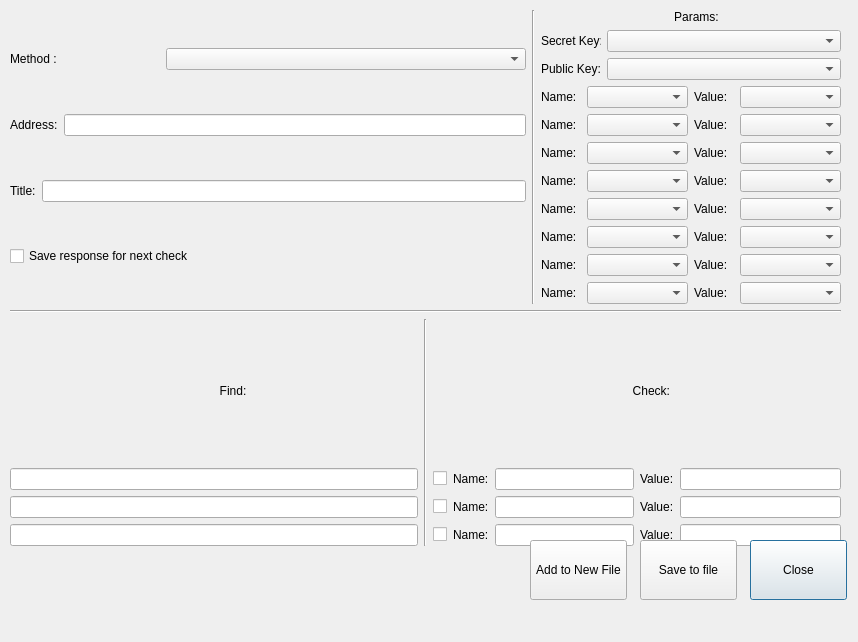
Before: the Qt Designer form new_line_design.ui in yvgenyk/API-Test2, drawn with Qt 5.
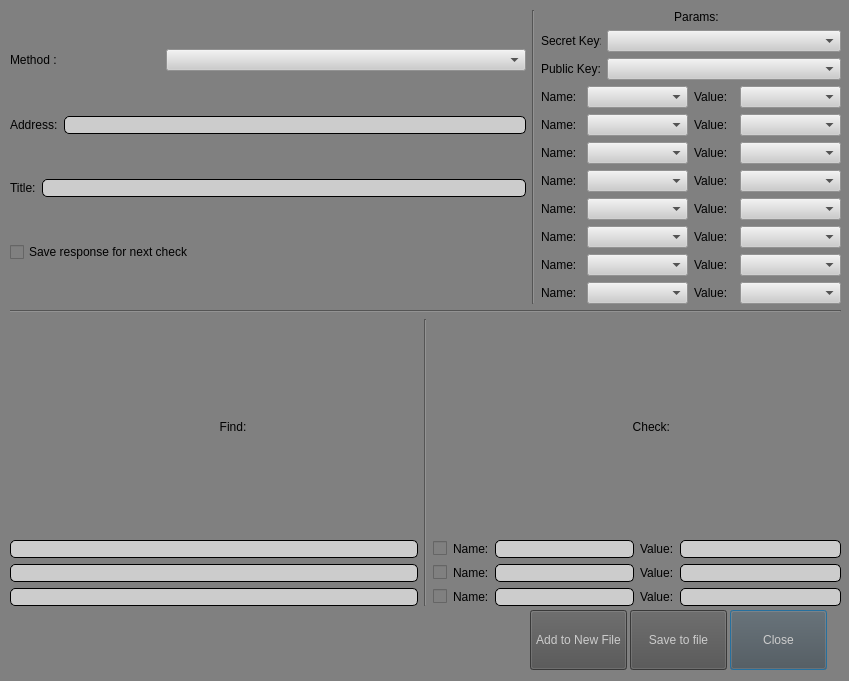
After: the same form once the commit is applied. Icons and pictures are not drawn.

```diff
--- a/new_line_design.ui
+++ b/new_line_design.ui
@@ -6,8 +6,8 @@
    <rect>
     <x>0</x>
     <y>0</y>
-    <width>858</width>
-    <height>642</height>
+    <width>849</width>
+    <height>681</height>
    </rect>
   </property>
   <property name="windowTitle">
@@ -17,13 +17,16 @@
    <iconset>
     <normaloff>logo.jpg</normaloff>logo.jpg</iconset>
   </property>
+  <property name="styleSheet">
+   <string notr="true">background: rgb(128,128, 128)</string>
+  </property>
   <widget class="QWidget" name="verticalLayoutWidget_5">
    <property name="geometry">
     <rect>
      <x>10</x>
      <y>10</y>
      <width>831</width>
-     <height>536</height>
+     <height>596</height>
     </rect>
    </property>
    <layout class="QVBoxLayout" name="verticalLayout_5">
@@ -47,7 +50,11 @@
            </widget>
           </item>
           <item>
-           <widget class="QComboBox" name="newMethod"/>
+           <widget class="QComboBox" name="newMethod">
+            <property name="styleSheet">
+             <string notr="true">background:rgb(204,204,204);</string>
+            </property>
+           </widget>
           </item>
          </layout>
         </item>
@@ -61,7 +68,13 @@
            </widget>
           </item>
           <item>
-           <widget class="QLineEdit" name="newAddress"/>
+           <widget class="QLineEdit" name="newAddress">
+            <property name="styleSheet">
+             <string notr="true">background:rgb(204,204,204);
+border: 1px solid black;
+border-radius: 5px;</string>
+            </property>
+           </widget>
           </item>
          </layout>
         </item>
@@ -75,7 +88,13 @@
            </widget>
           </item>
           <item>
-           <widget class="QLineEdit" name="newTitle"/>
+           <widget class="QLineEdit" name="newTitle">
+            <property name="styleSheet">
+             <string notr="true">background:rgb(204,204,204);
+border: 1px solid black;
+border-radius: 5px;</string>
+            </property>
+           </widget>
           </item>
          </layout>
         </item>
@@ -143,6 +162,9 @@
               <height>0</height>
              </size>
             </property>
+            <property name="styleSheet">
+             <string notr="true">background:rgb(204,204,204);</string>
+            </property>
            </widget>
           </item>
          </layout>
@@ -163,7 +185,11 @@
            </widget>
           </item>
           <item>
-           <widget class="QComboBox" name="boxP_K"/>
+           <widget class="QComboBox" name="boxP_K">
+            <property name="styleSheet">
+             <string notr="true">background:rgb(204,204,204);</string>
+            </property>
+           </widget>
           </item>
          </layout>
         </item>
@@ -185,7 +211,11 @@
              </widget>
             </item>
             <item>
-             <widget class="QComboBox" name="p_one_name"/>
+             <widget class="QComboBox" name="p_one_name">
+              <property name="styleSheet">
+               <string notr="true">background:rgb(204,204,204);</string>
+              </property>
+             </widget>
             </item>
            </layout>
           </item>
@@ -205,7 +235,11 @@
              </widget>
             </item>
             <item>
-             <widget class="QComboBox" name="p_one_value"/>
+             <widget class="QComboBox" name="p_one_value">
+              <property name="styleSheet">
+               <string notr="true">background:rgb(204,204,204);</string>
+              </property>
+             </widget>
             </item>
            </layout>
           </item>
@@ -229,7 +263,11 @@
              </widget>
             </item>
             <item>
-             <widget class="QComboBox" name="p_two_name"/>
+             <widget class="QComboBox" name="p_two_name">
+              <property name="styleSheet">
+               <string notr="true">background:rgb(204,204,204);</string>
+              </property>
+             </widget>
             </item>
            </layout>
           </item>
@@ -249,7 +287,11 @@
              </widget>
             </item>
             <item>
-             <widget class="QComboBox" name="p_two_value"/>
+             <widget class="QComboBox" name="p_two_value">
+              <property name="styleSheet">
+               <string notr="true">background:rgb(204,204,204);</string>
+              </property>
+             </widget>
             </item>
            </layout>
           </item>
@@ -273,7 +315,11 @@
              </widget>
             </item>
             <item>
-             <widget class="QComboBox" name="p_three_name"/>
+             <widget class="QComboBox" name="p_three_name">
+              <property name="styleSheet">
+               <string notr="true">background:rgb(204,204,204);</string>
+              </property>
+             </widget>
             </item>
            </layout>
           </item>
@@ -293,7 +339,11 @@
              </widget>
             </item>
             <item>
-             <widget class="QComboBox" name="p_three_value"/>
+             <widget class="QComboBox" name="p_three_value">
+              <property name="styleSheet">
+               <string notr="true">background:rgb(204,204,204);</string>
+              </property>
+             </widget>
             </item>
            </layout>
           </item>
@@ -317,7 +367,11 @@
              </widget>
             </item>
             <item>
-             <widget class="QComboBox" name="p_four_name"/>
+             <widget class="QComboBox" name="p_four_name">
+              <property name="styleSheet">
+               <string notr="true">background:rgb(204,204,204);</string>
+              </property>
+             </widget>
             </item>
            </layout>
           </item>
@@ -337,7 +391,11 @@
              </widget>
             </item>
             <item>
-             <widget class="QComboBox" name="p_four_value"/>
+             <widget class="QComboBox" name="p_four_value">
+              <property name="styleSheet">
+               <string notr="true">background:rgb(204,204,204);</string>
+              </property>
+             </widget>
             </item>
            </layout>
           </item>
@@ -361,7 +419,11 @@
              </widget>
             </item>
             <item>
-             <widget class="QComboBox" name="p_five_name"/>
+             <widget class="QComboBox" name="p_five_name">
+              <property name="styleSheet">
+               <string notr="true">background:rgb(204,204,204);</string>
+              </property>
+             </widget>
             </item>
            </layout>
           </item>
@@ -381,7 +443,11 @@
              </widget>
             </item>
             <item>
-             <widget class="QComboBox" name="p_five_value"/>
+             <widget class="QComboBox" name="p_five_value">
+              <property name="styleSheet">
+               <string notr="true">background:rgb(204,204,204);</string>
+              </property>
+             </widget>
             </item>
            </layout>
           </item>
@@ -405,7 +471,11 @@
              </widget>
             </item>
             <item>
-             <widget class="QComboBox" name="p_six_name"/>
+             <widget class="QComboBox" name="p_six_name">
+              <property name="styleSheet">
+               <string notr="true">background:rgb(204,204,204);</string>
+              </property>
+             </widget>
             </item>
            </layout>
           </item>
@@ -425,7 +495,11 @@
              </widget>
             </item>
             <item>
-             <widget class="QComboBox" name="p_six_value"/>
+             <widget class="QComboBox" name="p_six_value">
+              <property name="styleSheet">
+               <string notr="true">background:rgb(204,204,204);</string>
+              </property>
+             </widget>
             </item>
            </layout>
           </item>
@@ -449,7 +523,11 @@
              </widget>
             </item>
             <item>
-             <widget class="QComboBox" name="p_seven_name"/>
+             <widget class="QComboBox" name="p_seven_name">
+              <property name="styleSheet">
+               <string notr="true">background:rgb(204,204,204);</string>
+              </property>
+             </widget>
             </item>
            </layout>
           </item>
@@ -469,7 +547,11 @@
              </widget>
             </item>
             <item>
-             <widget class="QComboBox" name="p_seven_value"/>
+             <widget class="QComboBox" name="p_seven_value">
+              <property name="styleSheet">
+               <string notr="true">background:rgb(204,204,204);</string>
+              </property>
+             </widget>
             </item>
            </layout>
           </item>
@@ -493,7 +575,11 @@
              </widget>
             </item>
             <item>
-             <widget class="QComboBox" name="p_eight_name"/>
+             <widget class="QComboBox" name="p_eight_name">
+              <property name="styleSheet">
+               <string notr="true">background:rgb(204,204,204);</string>
+              </property>
+             </widget>
             </item>
            </layout>
           </item>
@@ -513,7 +599,11 @@
              </widget>
             </item>
             <item>
-             <widget class="QComboBox" name="p_eight_value"/>
+             <widget class="QComboBox" name="p_eight_value">
+              <property name="styleSheet">
+               <string notr="true">background:rgb(204,204,204);</string>
+              </property>
+             </widget>
             </item>
            </layout>
           </item>
@@ -542,13 +632,31 @@
          </widget>
         </item>
         <item>
-         <widget class="QLineEdit" name="findOne"/>
+         <widget class="QLineEdit" name="findOne">
+          <property name="styleSheet">
+           <string notr="true">background:rgb(204,204,204);
+border: 1px solid black;
+border-radius: 5px;</string>
+          </property>
+         </widget>
         </item>
         <item>
-         <widget class="QLineEdit" name="findTwo"/>
+         <widget class="QLineEdit" name="findTwo">
+          <property name="styleSheet">
+           <string notr="true">background:rgb(204,204,204);
+border: 1px solid black;
+border-radius: 5px;</string>
+          </property>
+         </widget>
         </item>
         <item>
-         <widget class="QLineEdit" name="findThree"/>
+         <widget class="QLineEdit" name="findThree">
+          <property name="styleSheet">
+           <string notr="true">background:rgb(204,204,204);
+border: 1px solid black;
+border-radius: 5px;</string>
+          </property>
+         </widget>
         </item>
        </layout>
       </item>
@@ -587,7 +695,13 @@
              </widget>
             </item>
             <item>
-             <widget class="QLineEdit" name="check_one_name"/>
+             <widget class="QLineEdit" name="check_one_name">
+              <property name="styleSheet">
+               <string notr="true">background:rgb(204,204,204);
+border: 1px solid black;
+border-radius: 5px;</string>
+              </property>
+             </widget>
             </item>
            </layout>
           </item>
@@ -601,7 +715,13 @@
              </widget>
             </item>
             <item>
-             <widget class="QLineEdit" name="check_one_value"/>
+             <widget class="QLineEdit" name="check_one_value">
+              <property name="styleSheet">
+               <string notr="true">background:rgb(204,204,204);
+border: 1px solid black;
+border-radius: 5px;</string>
+              </property>
+             </widget>
             </item>
            </layout>
           </item>
@@ -626,7 +746,13 @@
              </widget>
             </item>
             <item>
-             <widget class="QLineEdit" name="check_two_name"/>
+             <widget class="QLineEdit" name="check_two_name">
+              <property name="styleSheet">
+               <string notr="true">background:rgb(204,204,204);
+border: 1px solid black;
+border-radius: 5px;</string>
+              </property>
+             </widget>
             </item>
            </layout>
           </item>
@@ -640,7 +766,13 @@
              </widget>
             </item>
             <item>
-             <widget class="QLineEdit" name="check_two_value"/>
+             <widget class="QLineEdit" name="check_two_value">
+              <property name="styleSheet">
+               <string notr="true">background:rgb(204,204,204);
+border: 1px solid black;
+border-radius: 5px;</string>
+              </property>
+             </widget>
             </item>
            </layout>
           </item>
@@ -665,7 +797,13 @@
              </widget>
             </item>
             <item>
-             <widget class="QLineEdit" name="check_three_name"/>
+             <widget class="QLineEdit" name="check_three_name">
+              <property name="styleSheet">
+               <string notr="true">background:rgb(204,204,204);
+border: 1px solid black;
+border-radius: 5px;</string>
+              </property>
+             </widget>
             </item>
            </layout>
           </item>
@@ -679,7 +817,13 @@
              </widget>
             </item>
             <item>
-             <widget class="QLineEdit" name="check_three_value"/>
+             <widget class="QLineEdit" name="check_three_value">
+              <property name="styleSheet">
+               <string notr="true">background:rgb(204,204,204);
+border: 1px solid black;
+border-radius: 5px;</string>
+              </property>
+             </widget>
             </item>
            </layout>
           </item>
@@ -694,8 +838,8 @@
   <widget class="QPushButton" name="closeBtn">
    <property name="geometry">
     <rect>
-     <x>750</x>
-     <y>540</y>
+     <x>730</x>
+     <y>610</y>
      <width>97</width>
      <height>60</height>
     </rect>
@@ -706,6 +850,10 @@
      <height>60</height>
     </size>
    </property>
+   <property name="styleSheet">
+    <string notr="true">background:rgb(80,80,80);
+color: rgb(204,204,204);</string>
+   </property>
    <property name="text">
     <string>Close</string>
    </property>
@@ -713,8 +861,8 @@
   <widget class="QPushButton" name="saveBtn">
    <property name="geometry">
     <rect>
-     <x>640</x>
-     <y>540</y>
+     <x>630</x>
+     <y>610</y>
      <width>97</width>
      <height>60</height>
     </rect>
@@ -725,6 +873,10 @@
      <height>60</height>
     </size>
    </property>
+   <property name="styleSheet">
+    <string notr="true">background:rgb(80,80,80);
+color: rgb(204,204,204);</string>
+   </property>
    <property name="text">
     <string>Save to file</string>
    </property>
@@ -733,7 +885,7 @@
    <property name="geometry">
     <rect>
      <x>530</x>
-     <y>540</y>
+     <y>610</y>
      <width>97</width>
      <height>60</height>
     </rect>
@@ -744,6 +896,10 @@
      <height>60</height>
     </size>
    </property>
+   <property name="styleSheet">
+    <string notr="true">background:rgb(80,80,80);
+color: rgb(204,204,204);</string>
+   </property>
    <property name="text">
     <string>Add to New File</string>
    </property>
```
